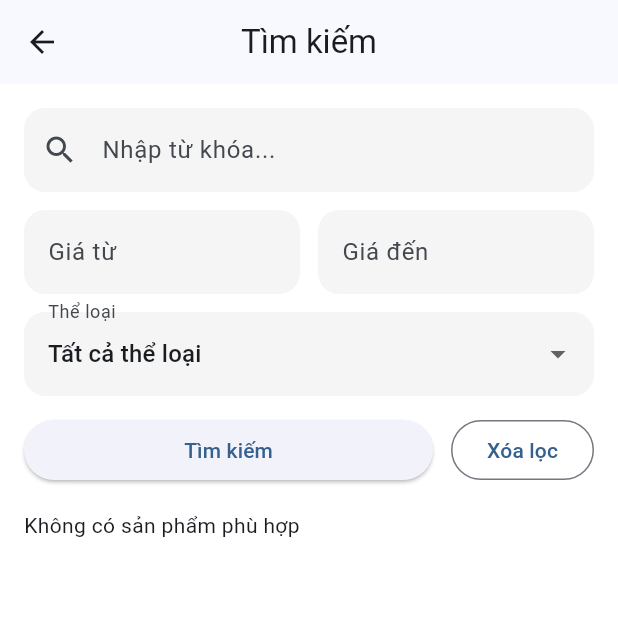
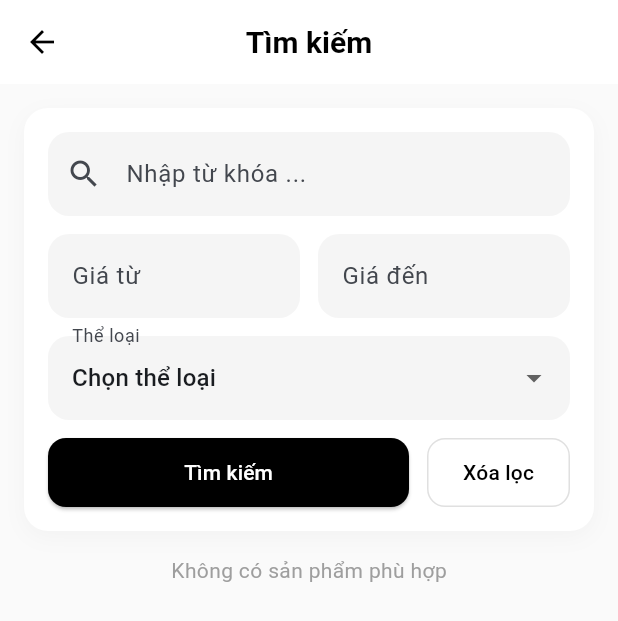
Before and after one commit to nangduan/elsa_store_fe, a Flutter app: the SearchScreen screen opened by its route, after a tap on "Tìm kiếm", after a tap on "Xóa lọc", on a phone screen of 412 x 824 dp. Shown: the top 621 px of the screen. Run offline on Flutter 3.47's test engine with Material 3 defaults, Android fonts, the phone set to English and light mode, and no system bars; our stand-ins replace auto_route, bloc, dio, flutter_bloc, flutter_secure_storage, freezed_annotation and 4 more; accounts and stored records are empty; generated files the repository leaves out were written again; network calls fail.

Commit message:
async ui search

```diff
--- a/lib/features/home/presentation/screens/search_screen.dart
+++ b/lib/features/home/presentation/screens/search_screen.dart
@@ -123,14 +123,27 @@ class _SearchScreenState extends State<SearchScreen> {
   @override
   Widget build(BuildContext context) {
     return Scaffold(
-      appBar: AppBar(title: const Text('Tìm kiếm')),
+      backgroundColor: Colors.grey.shade50,
+      appBar: AppBar(
+        title: const Text(
+          'Tìm kiếm',
+          style: TextStyle(fontWeight: FontWeight.bold, fontSize: 20),
+        ),
+        centerTitle: true,
+        backgroundColor: Colors.white,
+        elevation: 0,
+        foregroundColor: Colors.black,
+      ),
       body: ListView(
         padding: const EdgeInsets.all(16),
+        children: [
+          _buildSectionCard(
+            child: Column(
               children: [
                 TextField(
                   controller: _keywordController,
                   decoration: InputDecoration(
-              hintText: 'Nhập từ khóa...',
+                    hintText: 'Nhập từ khóa ...',
                     prefixIcon: const Icon(Icons.search),
                     filled: true,
                     fillColor: Colors.grey.shade100,
@@ -148,7 +161,9 @@ class _SearchScreenState extends State<SearchScreen> {
                       child: TextField(
                         controller: _minPriceController,
                         keyboardType: TextInputType.number,
-                  inputFormatters: [FilteringTextInputFormatter.digitsOnly],
+                        inputFormatters: [
+                          FilteringTextInputFormatter.digitsOnly,
+                        ],
                         decoration: InputDecoration(
                           labelText: 'Giá từ',
                           filled: true,
@@ -165,7 +180,9 @@ class _SearchScreenState extends State<SearchScreen> {
                       child: TextField(
                         controller: _maxPriceController,
                         keyboardType: TextInputType.number,
-                  inputFormatters: [FilteringTextInputFormatter.digitsOnly],
+                        inputFormatters: [
+                          FilteringTextInputFormatter.digitsOnly,
+                        ],
                         decoration: InputDecoration(
                           labelText: 'Giá đến',
                           filled: true,
@@ -185,12 +202,12 @@ class _SearchScreenState extends State<SearchScreen> {
                   items: [
                     const DropdownMenuItem<int?>(
                       value: null,
-                child: Text('Tất cả thể loại'),
+                      child: Text('Chọn thể loại'),
                     ),
                     ..._categories.map(
                       (e) => DropdownMenuItem<int?>(
                         value: e.id,
-                  child: Text(e.name ?? 'Không tên'),
+                        child: Text(e.name ?? 'Tên không xác định'),
                       ),
                     ),
                   ],
@@ -211,27 +228,60 @@ class _SearchScreenState extends State<SearchScreen> {
                 Row(
                   children: [
                     Expanded(
+                      child: SizedBox(
+                        height: 46,
                         child: ElevatedButton(
+                          style: ElevatedButton.styleFrom(
+                            backgroundColor: Colors.black,
+                            foregroundColor: Colors.white,
+                            shape: RoundedRectangleBorder(
+                              borderRadius: BorderRadius.circular(12),
+                            ),
+                          ),
                           onPressed: _loadingResults ? null : _search,
                           child: const Text('Tìm kiếm'),
                         ),
                       ),
+                    ),
                     const SizedBox(width: 12),
-              OutlinedButton(
+                    SizedBox(
+                      height: 46,
+                      child: OutlinedButton(
+                        style: OutlinedButton.styleFrom(
+                          foregroundColor: Colors.black,
+                          side: BorderSide(color: Colors.grey.shade300),
+                          shape: RoundedRectangleBorder(
+                            borderRadius: BorderRadius.circular(12),
+                          ),
+                        ),
                         onPressed: _loadingResults ? null : _clearFilters,
                         child: const Text('Xóa lọc'),
                       ),
+                    ),
                   ],
+                ),
+              ],
+            ),
           ),
           const SizedBox(height: 16),
           if (_loadingCategories)
-            const Center(child: CircularProgressIndicator())
+            const Center(child: CircularProgressIndicator(color: Colors.black))
           else if (_errorMessage != null)
-            Text(_errorMessage!, style: const TextStyle(color: Colors.red))
+            Center(
+              child: Text(
+                _errorMessage!,
+                style: const TextStyle(color: Colors.red),
+              ),
+            )
           else if (_loadingResults)
-            const Center(child: CircularProgressIndicator())
+            const Center(child: CircularProgressIndicator(color: Colors.black))
           else if (_results.isEmpty)
-            const Text('Không có sản phẩm phù hợp')
+            const Center(
+              child: Text(
+                'Không có sản phẩm phù hợp',
+                style: TextStyle(color: Colors.grey),
+              ),
+            )
           else
             GridView.builder(
               shrinkWrap: true,
@@ -258,6 +308,19 @@ class _SearchScreenState extends State<SearchScreen> {
       onTap: () {
         context.router.push(ProductDetailFullRoute(product: product));
       },
+      child: Container(
+        padding: const EdgeInsets.all(12),
+        decoration: BoxDecoration(
+          color: Colors.white,
+          borderRadius: BorderRadius.circular(16),
+          boxShadow: [
+            BoxShadow(
+              color: Colors.black.withOpacity(0.03),
+              offset: const Offset(0, 4),
+              blurRadius: 12,
+            ),
+          ],
+        ),
         child: Column(
           crossAxisAlignment: CrossAxisAlignment.start,
           children: [
@@ -265,7 +328,7 @@ class _SearchScreenState extends State<SearchScreen> {
               child: Container(
                 decoration: BoxDecoration(
                   color: Colors.grey.shade100,
-                borderRadius: BorderRadius.circular(16),
+                  borderRadius: BorderRadius.circular(14),
                 ),
                 child: _buildProductImage(product.imageUrl),
               ),
@@ -289,6 +352,7 @@ class _SearchScreenState extends State<SearchScreen> {
               style: const TextStyle(fontWeight: FontWeight.w800, fontSize: 15),
             ),
           ],
+        ),
       ),
     );
     //  InkWell(
@@ -364,6 +428,24 @@ class _SearchScreenState extends State<SearchScreen> {
     );
   }
 
+  Widget _buildSectionCard({required Widget child}) {
+    return Container(
+      padding: const EdgeInsets.all(16),
+      decoration: BoxDecoration(
+        color: Colors.white,
+        borderRadius: BorderRadius.circular(16),
+        boxShadow: [
+          BoxShadow(
+            color: Colors.black.withOpacity(0.03),
+            offset: const Offset(0, 4),
+            blurRadius: 12,
+          ),
+        ],
+      ),
+      child: child,
+    );
+  }
+
   String? _resolveImageUrl(String? path) {
     if (path == null || path.isEmpty) {
       return null;
```
Lines whose indentation alone changed are shown as unchanged.
